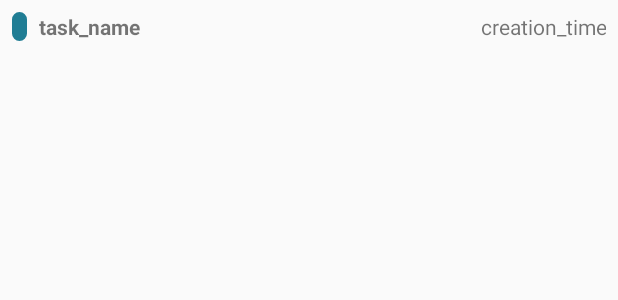
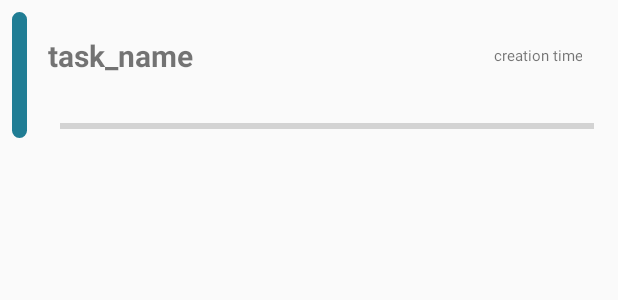
Before and after one commit to nahuel-cci/1erParcial, an Android app: the layout task.xml on its own in the app's theme, with its tools: preview values and no code run, on a phone screen of 412 x 824 dp. Shown: the top 300 px of the screen. Run offline under Robolectric (Android 15) with nearby library versions, the phone set to English and light mode, and no system bars.

Commit message:
AsyncTask funcionando en la recycler view

```diff
--- a/Share/app/src/main/res/layout/task.xml
+++ b/Share/app/src/main/res/layout/task.xml
@@ -1,12 +1,11 @@
 <?xml version="1.0" encoding="utf-8"?>
-<LinearLayout
-    xmlns:android="http://schemas.android.com/apk/res/android"
+<RelativeLayout xmlns:android="http://schemas.android.com/apk/res/android"
+    xmlns:app="http://schemas.android.com/apk/res-auto"
     android:orientation="horizontal"
     android:layout_width="match_parent"
-    android:layout_height="wrap_content"
+    android:layout_height="100dp"
     android:paddingTop="8dp"
-    android:paddingBottom="8dp"
-    >
+    android:paddingBottom="8dp">
 
     <View
         android:id="@+id/rectangle_view"
@@ -15,23 +14,45 @@
         android:background="@drawable/rectangle_running"
         android:layout_marginLeft="8dp"/>
 
+    <ProgressBar
+        android:id="@+id/progress_running_task"
+        style="?android:attr/progressBarStyleHorizontal"
+        android:layout_width="wrap_content"
+        android:layout_height="wrap_content"
+        android:layout_alignEnd="@+id/creation_time"
+        android:layout_alignParentBottom="true"
+        android:layout_alignStart="@+id/task_name"
+        android:layout_weight="1"
+        android:contextClickable="false"
+        android:paddingLeft="8dp"
+        app:layout_constraintBottom_toBottomOf="parent" />
+
     <TextView
         android:id="@+id/task_name"
         android:layout_width="wrap_content"
-        android:layout_height="wrap_content"
-        android:layout_weight="1"
-        android:paddingLeft="8dp"
+        android:layout_height="58dp"
+        android:layout_alignParentTop="true"
+        android:layout_gravity="top"
+        android:layout_marginStart="14dp"
+        android:layout_toEndOf="@+id/rectangle_view"
+        android:layout_weight="2"
+        android:gravity="center"
         android:text="task_name"
+        android:textSize="20dp"
         android:textStyle="bold" />
 
     <TextView
         android:id="@+id/creation_time"
-        android:layout_width="33dp"
-        android:layout_height="wrap_content"
+        android:layout_width="94dp"
+        android:layout_height="58dp"
+        android:layout_alignParentEnd="true"
+        android:layout_alignParentTop="true"
+        android:layout_marginEnd="16dp"
         android:layout_weight="1"
+        android:gravity="right|center_vertical"
         android:paddingRight="8dp"
-        android:text="creation_time"
-        android:textAlignment="textEnd"
+        android:text="creation time"
+        android:textSize="10dp"
         android:textStyle="normal" />
 
-</LinearLayout>
+</RelativeLayout>
```
Also changed, not shown: Share/app/src/main/java/com/example/nahuel/share/TaskHolder.java (+62 -0 lines), Share/app/src/main/java/com/example/nahuel/share/UserActivity.java (+55 -0 lines).
